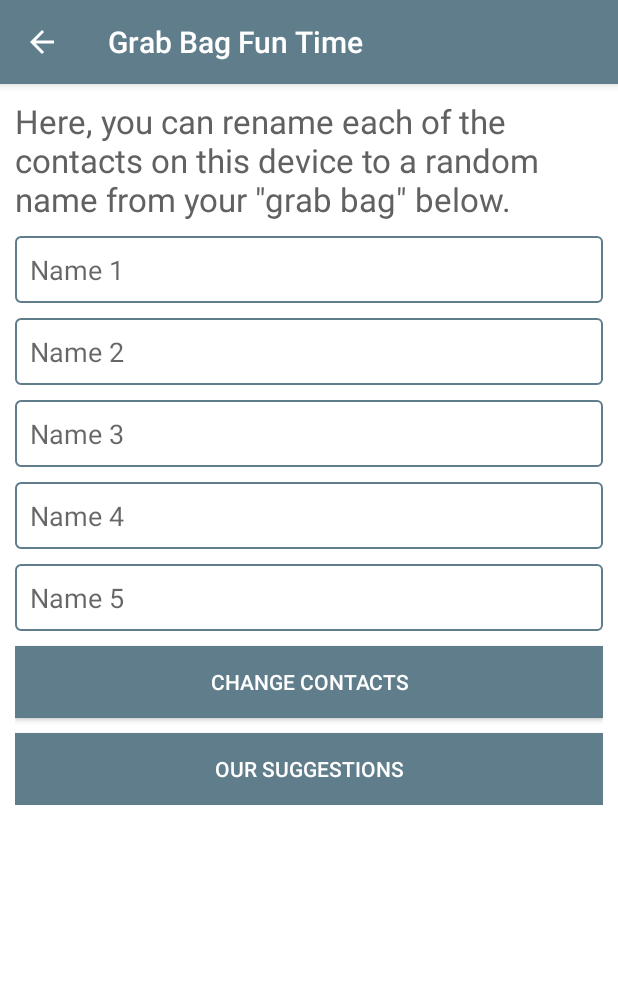
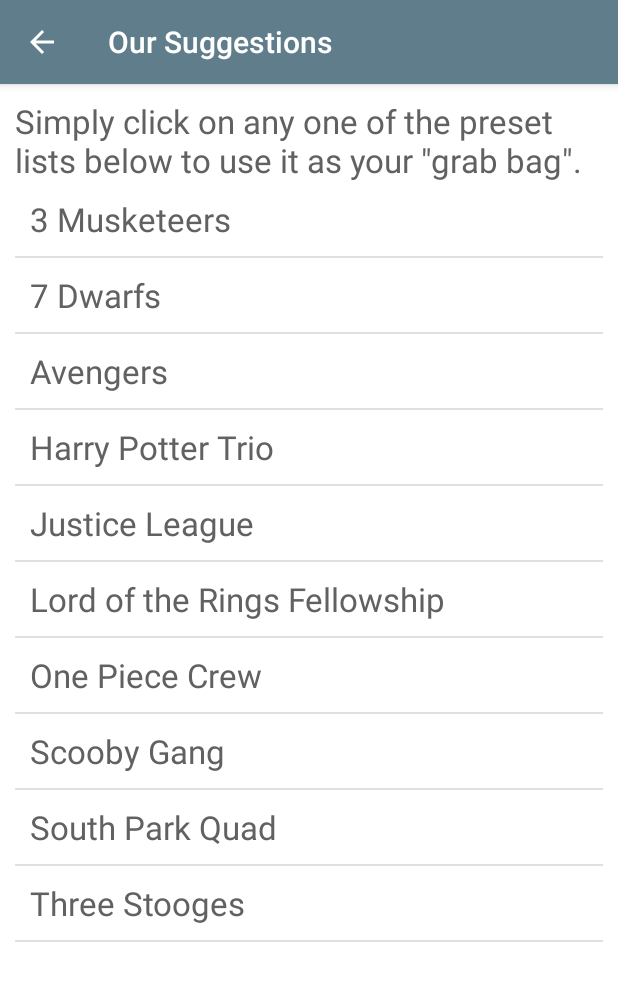
Before and after one commit to Gear61/Contacts-Hacker, an Android app: the GrabBagActivity screen opened directly, with no data from a screen before it, after a tap on "OUR SUGGESTIONS", on a phone screen of 412 x 824 dp. Shown: the top 981 px of the screen. Run offline under Robolectric (Android 15) with nearby library versions, the phone set to English and light mode, and no system bars; our stand-ins replace ButterKnife; plain views replace Button; 1 other tap on this screen came first.

Commit message:
Suggestions page

```diff
--- a/app/src/main/java/com/randomappsinc/contactshacker/Activities/GrabBagActivity.java
+++ b/app/src/main/java/com/randomappsinc/contactshacker/Activities/GrabBagActivity.java
@@ -1,10 +1,14 @@
 package com.randomappsinc.contactshacker.Activities;
 
+import android.content.Intent;
 import android.os.Bundle;
+import android.view.View;
 import android.widget.EditText;
 
 import com.randomappsinc.contactshacker.R;
+import com.randomappsinc.contactshacker.Utils.UIUtils;
 
+import java.util.ArrayList;
 import java.util.List;
 
 import butterknife.Bind;
@@ -15,6 +19,7 @@ import butterknife.OnClick;
  * Created by alexanderchiou on 5/22/16.
  */
 public class GrabBagActivity extends StandardActivity {
+    @Bind(R.id.parent) View parent;
     @Bind({R.id.name_1, R.id.name_2, R.id.name_3, R.id.name_4, R.id.name_5}) List<EditText> inputs;
 
     @Override
@@ -27,11 +32,21 @@ public class GrabBagActivity extends StandardActivity {
 
     @OnClick(R.id.change_contacts)
     public void changeContacts() {
-
+        UIUtils.hideKeyboard(this);
+        List<String> nameInputs = new ArrayList<>();
+        for (EditText input : inputs) {
+            String nameInput = input.getText().toString().trim();
+            if (!nameInput.isEmpty()) {
+                nameInputs.add(nameInput);
+            }
+        }
+        if (nameInputs.isEmpty()) {
+            UIUtils.showSnackbar(parent, getString(R.string.no_names));
+        }
     }
 
     @OnClick(R.id.our_suggestions)
     public void ourSuggestions() {
-
+        startActivity(new Intent(this, SuggestionsActivity.class));
     }
 }
--- a/app/src/main/java/com/randomappsinc/contactshacker/Activities/SettingsActivity.java
+++ b/app/src/main/java/com/randomappsinc/contactshacker/Activities/SettingsActivity.java
@@ -6,9 +6,9 @@ import android.os.Bundle;
 import android.view.View;
 import android.widget.ListView;
 
+import com.randomappsinc.contactshacker.Adapters.SettingsAdapter;
 import com.randomappsinc.contactshacker.R;
-import com.randomappsinc.contactshacker.SettingsAdapter;
-import com.randomappsinc.contactshacker.UIUtils;
+import com.randomappsinc.contactshacker.Utils.UIUtils;
 
 import butterknife.Bind;
 import butterknife.BindString;
--- a/app/src/main/java/com/randomappsinc/contactshacker/Activities/StandardActivity.java
+++ b/app/src/main/java/com/randomappsinc/contactshacker/Activities/StandardActivity.java
@@ -5,7 +5,7 @@ import android.support.v7.app.AppCompatActivity;
 import android.view.MenuItem;
 
 import com.randomappsinc.contactshacker.R;
-import com.randomappsinc.contactshacker.UIUtils;
+import com.randomappsinc.contactshacker.Utils.UIUtils;
 
 /**
  * Created by alexanderchiou on 5/20/16.
--- /dev/null
+++ b/app/src/main/java/com/randomappsinc/contactshacker/Activities/SuggestionsActivity.java
@@ -0,0 +1,30 @@
+package com.randomappsinc.contactshacker.Activities;
+
+import android.os.Bundle;
+import android.widget.ListView;
+
+import com.randomappsinc.contactshacker.Adapters.SuggestionsAdapter;
+import com.randomappsinc.contactshacker.R;
+
+import butterknife.Bind;
+import butterknife.ButterKnife;
+
+/**
+ * Created by alexanderchiou on 5/23/16.
+ */
+public class SuggestionsActivity extends StandardActivity {
+    @Bind(R.id.suggestions) ListView suggestions;
+
+    private SuggestionsAdapter suggestionsAdapter;
+
+    @Override
+    protected void onCreate(Bundle savedInstanceState) {
+        super.onCreate(savedInstanceState);
+        setContentView(R.layout.our_suggestions);
+        ButterKnife.bind(this);
+        getSupportActionBar().setDisplayHomeAsUpEnabled(true);
+
+        suggestionsAdapter = new SuggestionsAdapter(this);
+        suggestions.setAdapter(suggestionsAdapter);
+    }
+}
--- a/app/src/main/java/com/randomappsinc/contactshacker/SettingsAdapter.java
+++ b/app/src/main/java/com/randomappsinc/contactshacker/Adapters/SettingsAdapter.java
@@ -1,4 +1,4 @@
-package com.randomappsinc.contactshacker;
+package com.randomappsinc.contactshacker.Adapters;
 
 import android.content.Context;
 import android.view.LayoutInflater;
@@ -8,6 +8,7 @@ import android.widget.BaseAdapter;
 import android.widget.TextView;
 
 import com.joanzapata.iconify.widget.IconTextView;
+import com.randomappsinc.contactshacker.R;
 
 import butterknife.Bind;
 import butterknife.ButterKnife;
--- /dev/null
+++ b/app/src/main/java/com/randomappsinc/contactshacker/Adapters/SuggestionsAdapter.java
@@ -0,0 +1,72 @@
+package com.randomappsinc.contactshacker.Adapters;
+
+import android.content.Context;
+import android.view.LayoutInflater;
+import android.view.View;
+import android.view.ViewGroup;
+import android.widget.BaseAdapter;
+import android.widget.TextView;
+
+import com.randomappsinc.contactshacker.R;
+import com.randomappsinc.contactshacker.Utils.GroupServer;
+
+import java.util.List;
+
+import butterknife.Bind;
+import butterknife.ButterKnife;
+
+/**
+ * Created by alexanderchiou on 5/23/16.
+ */
+public class SuggestionsAdapter extends BaseAdapter {
+    private Context context;
+    private List<String> suggestions;
+
+    public SuggestionsAdapter(Context context) {
+        this.context = context;
+        this.suggestions = GroupServer.getInstance().getListNames();
+    }
+
+    @Override
+    public int getCount() {
+        return suggestions.size();
+    }
+
+    @Override
+    public String getItem(int position) {
+        return suggestions.get(position);
+    }
+
+    @Override
+    public long getItemId(int position) {
+        return position;
+    }
+
+    public class SuggestionViewHolder {
+        @Bind(R.id.suggestion) TextView suggestion;
+
+        public SuggestionViewHolder(View view) {
+            ButterKnife.bind(this, view);
+        }
+
+        public void loadSuggestion(int position) {
+            suggestion.setText(getItem(position));
+        }
+    }
+
+    @Override
+    public View getView(int position, View view, ViewGroup parent) {
+        SuggestionViewHolder holder;
+        if (view == null) {
+            LayoutInflater vi = (LayoutInflater) context.getSystemService(Context.LAYOUT_INFLATER_SERVICE);
+            view = vi.inflate(R.layout.suggestions_list_item, parent, false);
+            holder = new SuggestionViewHolder(view);
+            view.setTag(holder);
+        }
+        else {
+            holder = (SuggestionViewHolder) view.getTag();
+        }
+        holder.loadSuggestion(position);
+        return view;
+    }
+}
--- /dev/null
+++ b/app/src/main/java/com/randomappsinc/contactshacker/Utils/GroupServer.java
@@ -0,0 +1,77 @@
+package com.randomappsinc.contactshacker.Utils;
+
+import java.util.ArrayList;
+import java.util.Arrays;
+import java.util.Collections;
+import java.util.HashMap;
+import java.util.List;
+import java.util.Map;
+
+/**
+ * Created by alexanderchiou on 5/23/16.
+ */
+public class GroupServer {
+    private static GroupServer instance;
+    private Map<String, List<String>> mappings;
+    private List<String> listNames;
+
+    private GroupServer() {
+        mappings = new HashMap<>();
+
+        List<String> theAvengers = new ArrayList<>(Arrays.asList("Iron Man", "Captain America",
+                "The Hulk", "Thor", "Black Widow", "Hawkeye"));
+        mappings.put("Avengers", theAvengers);
+
+        List<String> theJusticeLeague = new ArrayList<>(Arrays.asList("Superman", "Batman", "Wonder Woman",
+                "Flash", "Green Lantern", "Aquaman"));
+        mappings.put("Justice League", theJusticeLeague);
+
+        List<String> theThreeStooges = new ArrayList<>(Arrays.asList("Moe", "Larry", "Curly"));
+        mappings.put("Three Stooges", theThreeStooges);
+
+        List<String> harryPotterTrio = new ArrayList<>(Arrays.asList("Harry", "Ron", "Hermione"));
+        mappings.put("Harry Potter Trio", harryPotterTrio);
+
+        List<String> theSevenDwarfs = new ArrayList<>(Arrays.asList("Doc", "Dopey", "Bashful", "Grumpy",
+                "Grumpy", "Sneezy", "Sleepy", "Happy"));
+        mappings.put("7 Dwarfs", theSevenDwarfs);
+
+        List<String> lotrFellowship = new ArrayList<>(Arrays.asList("Frodo", "Sam", "Merry", "Pippin", "Legolas",
+                "Boromir", "Gandalf", "Gimli", "Aragorn"));
+        mappings.put("Lord of the Rings Fellowship", lotrFellowship);
+
+        List<String> southParkQuad = new ArrayList<>(Arrays.asList("Stan", "Kyle", "Kenny", "Cartman"));
+        mappings.put("South Park Quad", southParkQuad);
+
+        List<String> onePieceCrew = new ArrayList<>(Arrays.asList("Luffy", "Zoro", "Nami", "Usopp", "Sanji", "Robin",
+                "Franky", "Brooke"));
+        mappings.put("One Piece Crew", onePieceCrew);
+
+        List<String> scoobyGang = new ArrayList<>(Arrays.asList("Scooby", "Shaggy", "Velma", "Fred", "Daphne"));
+        mappings.put("Scooby Gang", scoobyGang);
+
+        List<String> threeMusketeers = new ArrayList<>(Arrays.asList("Athos", "Porthos", "Aramis"));
+        mappings.put("3 Musketeers", threeMusketeers);
+
+        listNames = new ArrayList<>();
+        for (String listName : mappings.keySet()) {
+            listNames.add(listName);
+        }
+        Collections.sort(listNames);
+    }
+
+    public static GroupServer getInstance() {
+        if (instance == null) {
+            instance = new GroupServer();
+        }
+        return instance;
+    }
+
+    public List<String> getList(String listName) {
+        return mappings.get(listName);
+    }
+
+    public List<String> getListNames() {
+        return listNames;
+    }
+}
--- a/app/src/main/java/com/randomappsinc/contactshacker/MyApplication.java
+++ b/app/src/main/java/com/randomappsinc/contactshacker/Utils/MyApplication.java
@@ -1,4 +1,4 @@
-package com.randomappsinc.contactshacker;
+package com.randomappsinc.contactshacker.Utils;
 
 import android.app.Application;
 import android.content.Context;
--- a/app/src/main/java/com/randomappsinc/contactshacker/UIUtils.java
+++ b/app/src/main/java/com/randomappsinc/contactshacker/Utils/UIUtils.java
@@ -1,4 +1,4 @@
-package com.randomappsinc.contactshacker;
+package com.randomappsinc.contactshacker.Utils;
 
 import android.app.Activity;
 import android.content.Context;
@@ -7,6 +7,8 @@ import android.support.design.widget.Snackbar;
 import android.view.View;
 import android.view.inputmethod.InputMethodManager;
 import android.widget.TextView;
+
+import com.randomappsinc.contactshacker.R;
 
 /**
  * Created by alexanderchiou on 5/20/16.
--- a/app/src/main/res/layout/activity_main.xml
+++ b/app/src/main/res/layout/activity_main.xml
@@ -2,7 +2,6 @@
 <android.support.design.widget.CoordinatorLayout
     xmlns:android="http://schemas.android.com/apk/res/android"
     xmlns:app="http://schemas.android.com/apk/res-auto"
-    android:orientation="vertical"
     android:layout_width="match_parent"
     android:layout_height="match_parent"
     android:background="@color/white">
--- /dev/null
+++ b/app/src/main/res/layout/our_suggestions.xml
@@ -0,0 +1,24 @@
+<?xml version="1.0" encoding="utf-8"?>
+<android.support.design.widget.CoordinatorLayout
+    xmlns:android="http://schemas.android.com/apk/res/android"
+    android:id="@+id/parent"
+    android:layout_width="match_parent"
+    android:layout_height="match_parent"
+    android:background="@color/white">
+
+    <LinearLayout
+        android:layout_width="match_parent"
+        android:layout_height="match_parent"
+        android:padding="10dp"
+        android:orientation="vertical">
+
+        <TextView
+            android:text="@string/suggestions_intro"
+            style="@style/intro_text"/>
+
+        <ListView
+            android:id="@+id/suggestions"
+            android:layout_width="match_parent"
+            android:layout_height="match_parent"/>
+    </LinearLayout>
+</android.support.design.widget.CoordinatorLayout>
--- /dev/null
+++ b/app/src/main/res/layout/suggestions_list_item.xml
@@ -0,0 +1,12 @@
+<?xml version="1.0" encoding="utf-8"?>
+<LinearLayout
+    xmlns:android="http://schemas.android.com/apk/res/android"
+    android:orientation="vertical"
+    android:layout_width="match_parent"
+    android:layout_height="wrap_content"
+    android:padding="10dp">
+
+    <TextView
+        android:id="@+id/suggestion"
+        style="@style/intro_text"/>
+</LinearLayout>
--- a/app/src/main/res/values/strings.xml
+++ b/app/src/main/res/values/strings.xml
@@ -24,4 +24,10 @@
     <string name="name_5">Name 5</string>
     <string name="change_contacts">Change Contacts</string>
     <string name="our_suggestions">Our Suggestions</string>
+    <string name="no_names">Your grab bag needs to have at least 1 name in it.</string>
+
+    <!-- Our Suggestions -->
+    <string name="suggestions_intro">
+        Simply click on any one of the preset lists below to use it as your \"grab bag\".
+    </string>
 </resources>
```
Also changed, not shown: app/src/main/AndroidManifest.xml (+6 -1 lines).
